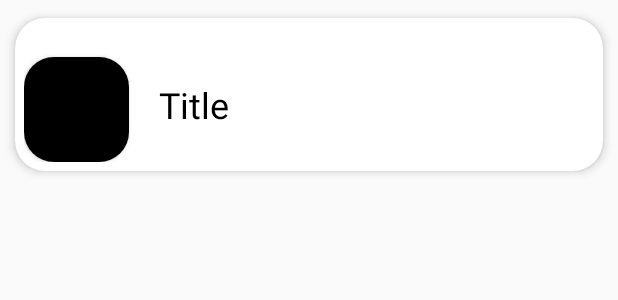
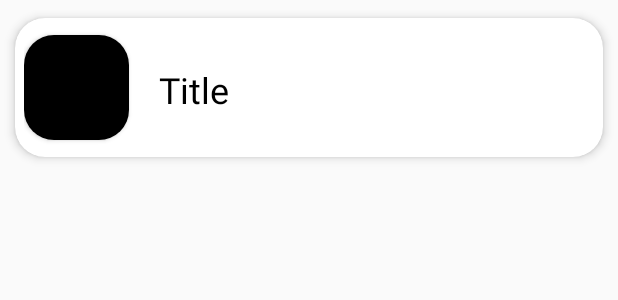
Before and after one commit to AndresSotoLopez/DI, an Android app: the layout element.xml on its own in the app's theme, with its tools: preview values and no code run, on a phone screen of 412 x 824 dp. Shown: the top 300 px of the screen. Run offline under Robolectric (Android 15) with nearby library versions, the phone set to English and light mode, and no system bars; network calls fail.

Commit message:
Modificion en la vista de elementos y en la peticion para obtener el json

```diff
--- a/sprint4android/MyOtherCatalog/app/src/main/java/com/clase/myothercatalog/main_activity.java
+++ b/sprint4android/MyOtherCatalog/app/src/main/java/com/clase/myothercatalog/main_activity.java
@@ -3,6 +3,7 @@ package com.clase.myothercatalog;
 import android.content.Context;
 import android.content.Intent;
 import android.os.Bundle;
+import android.widget.Toast;
 
 import androidx.annotation.Nullable;
 import androidx.appcompat.app.AppCompatActivity;
@@ -78,7 +79,7 @@ public class main_activity extends AppCompatActivity implements select_listener
 
                     @Override
                     public void onErrorResponse(VolleyError error) {
-                        error.printStackTrace();
+                        Toast.makeText(main_activity.this, "Error: " + error, Toast.LENGTH_SHORT).show();
                     }
                 }
             );
--- a/sprint4android/MyOtherCatalog/app/src/main/res/layout/element.xml
+++ b/sprint4android/MyOtherCatalog/app/src/main/res/layout/element.xml
@@ -28,7 +28,8 @@
                 android:layout_height="wrap_content"
                 app:cardCornerRadius="20dp"
                 android:elevation="10dp"
-                android:layout_marginTop="20dp"
+                android:layout_marginTop="5dp"
+                android:layout_marginBottom="5dp"
                 app:layout_constraintEnd_toEndOf="parent"
                 app:layout_constraintStart_toStartOf="parent">
 
@@ -44,12 +45,12 @@
             </androidx.cardview.widget.CardView>
 
             <LinearLayout
-                android:layout_width="wrap_content"
+                android:layout_width="match_parent"
                 android:layout_height="wrap_content"
                 android:id="@+id/linearLayout"
                 android:layout_alignParentTop="true"
                 android:layout_marginStart="20dp"
-                android:layout_marginTop="35dp"
+                android:layout_marginTop="25dp"
                 android:layout_toEndOf="@+id/imageview_rounded"
                 android:orientation="vertical"
                 android:layout_marginLeft="4dp"
```
